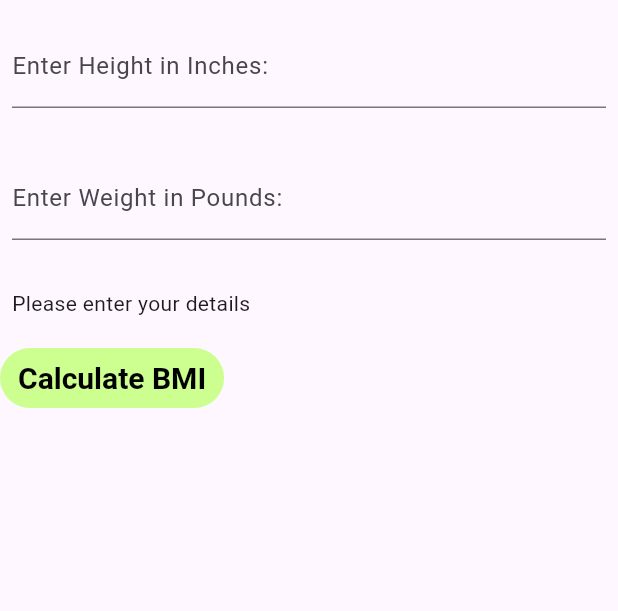
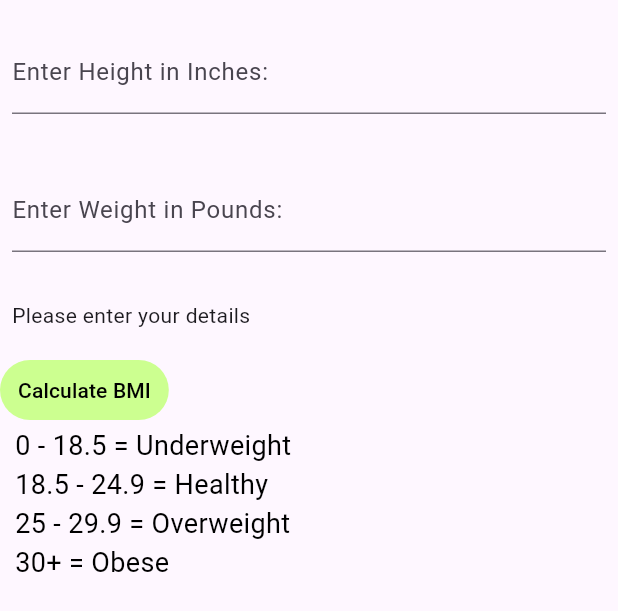
Before and after one commit to Foxtrot1207/CS3541-Group-Project, a Flutter app: the CalcBMIController widget shown alone on an empty page, opened directly, on a phone screen of 412 x 824 dp. Shown: the top 611 px of the screen. Run offline on Flutter 3.47's test engine with Material 3 defaults, Android fonts, the phone set to English and light mode, and no system bars; our stand-ins replace cloud_firestore, firebase_core, firebase_database, fl_chart, tuple; accounts and stored records are empty.

Commit message:
Implemented BMI calc to UI

```diff
--- a/lib/bmi_calc_view.dart
+++ b/lib/bmi_calc_view.dart
@@ -41,7 +41,7 @@ class _CalcBMIControllerState extends State<CalcBMIController> {
       crossAxisAlignment: CrossAxisAlignment.start,
       children: <Widget>[
         Padding(
-          padding: EdgeInsets.symmetric(horizontal: 8, vertical: 16),
+          padding: EdgeInsets.symmetric(horizontal: 8, vertical: 20),
           child: TextFormField(
             controller: heightController,
 
@@ -75,22 +75,27 @@ class _CalcBMIControllerState extends State<CalcBMIController> {
           child: Text(resultBMI),
         ),
         TextButton(
+          style: ButtonStyle(
+            backgroundColor: MaterialStateProperty.all(Colors.lightGreenAccent.shade100), // Background color
+            foregroundColor: MaterialStateProperty.all(Colors.black), // Text color
+          ),
           onPressed: calculateBMI,
-          child: Text('Calculate BMI'),
-          style: ButtonStyle(
-            backgroundColor: MaterialStateProperty.all(
-                Colors.lightGreenAccent.shade100),
-            // Background color
-            foregroundColor: MaterialStateProperty.all(Colors.black),
-            // Text color
-            textStyle: MaterialStateProperty.all(
-              TextStyle(
-                fontSize: 20, // Text font size
-                fontWeight: FontWeight.bold, // Text weight
-              ),
+          child: const Text('Calculate BMI'),
+        ),
+        const Padding(
+          padding: EdgeInsets.only(left: 10.0),
+          child: Text(
+            "0 - 18.5 = Underweight\n"
+                "18.5 - 24.9 = Healthy\n"
+                "25 - 29.9 = Overweight\n"
+                "30+ = Obese",
+            textAlign: TextAlign.left,
+            style: TextStyle(
+              color: Colors.black,
+              fontSize: 18,
             ),
           ),
-        )
+        ),
       ],
     );
   }
--- a/lib/pages/profile_bmi_page.dart
+++ b/lib/pages/profile_bmi_page.dart
@@ -1,4 +1,5 @@
 import 'package:flutter/material.dart';
+import 'package:healthapp/bmi_calc_view.dart';
 import 'package:healthapp/controller/person_info_controller.dart';
 
 class ProfileBMIScreen extends StatefulWidget {
@@ -16,20 +17,7 @@ class _ProfileBMIScreenState extends State<ProfileBMIScreen> {
       appBar: AppBar(),
       body: Column(
         children: [
-          Placeholder( //User info
-            //size of box
-            fallbackHeight:100,
-            fallbackWidth:10,
-            //color of box
-            color: Colors.blue!,
-          ),
-
-          const SizedBox(height: 100), //Space between placeholders
-
-          Placeholder( //BMI Calc
-            fallbackHeight:400, //size of box
-            color: Colors.red!, //color of box
-          ),
+          CalcBMIController()
         ],
       ),
     );
```
